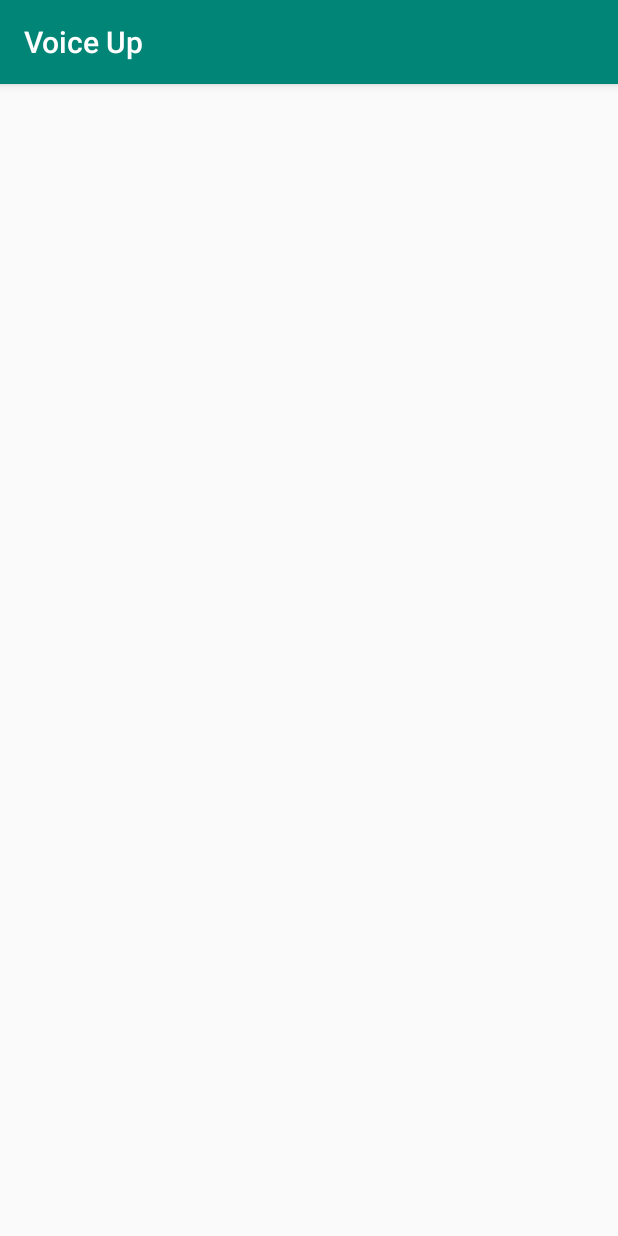
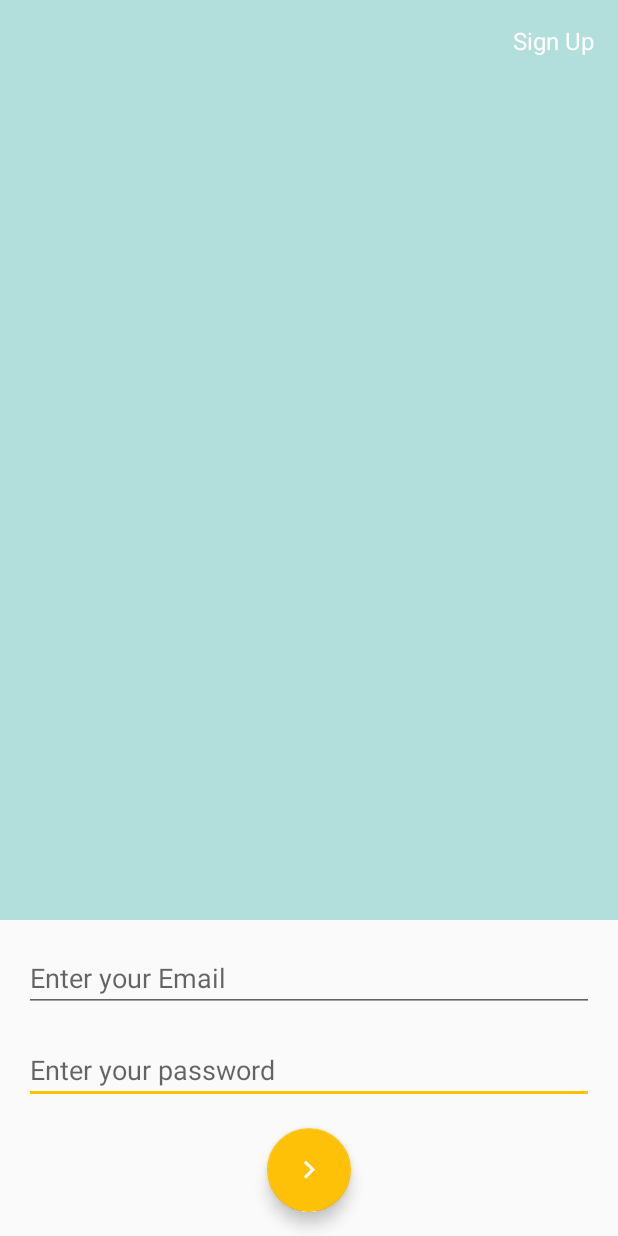
Before and after one commit to Devendra-Mehra/Voice-Up, an Android app: the screen it shows after launch (HomeActivity before the commit, SignInActivity after it), on a phone screen of 412 x 824 dp. Run offline under Robolectric (Android 15) with nearby library versions, the phone set to English and light mode, and no system bars; our stand-ins replace Dagger/Hilt's generated code, Room's generated code.

Commit message:
sign in view created

```diff
--- a/app/src/main/AndroidManifest.xml
+++ b/app/src/main/AndroidManifest.xml
@@ -10,15 +10,18 @@
         android:roundIcon="@mipmap/ic_launcher_round"
         android:supportsRtl="true"
         android:theme="@style/AppTheme">
-        <activity android:name=".home.HomeActivity">
+        <activity android:name=".registration.sign_up.SignUpActivity"></activity>
+        <activity
+            android:name=".registration.sign_in.SignInActivity"
+            android:theme="@style/AppThemeNoActionBar">
             <intent-filter>
                 <action android:name="android.intent.action.MAIN" />
 
                 <category android:name="android.intent.category.LAUNCHER" />
             </intent-filter>
         </activity>
+        <activity android:name=".home.HomeActivity"></activity>
         <activity android:name=".post.PostActivity" />
-
     </application>
 
 </manifest>
--- a/app/src/main/java/com/devendra/voiceup/app/di/ApplicationModule.java
+++ b/app/src/main/java/com/devendra/voiceup/app/di/ApplicationModule.java
@@ -8,6 +8,7 @@ import android.preference.PreferenceManager;
 import androidx.room.Room;
 
 import com.devendra.voiceup.database.AppDatabase;
+import com.devendra.voiceup.uitls.Preferences;
 
 import javax.inject.Singleton;
 
@@ -35,8 +36,15 @@ public class ApplicationModule {
 
     @Provides
     @Singleton
-    SharedPreferences getPreferences(Context context) {
+    SharedPreferences getSharedPreferences(Context context) {
         return PreferenceManager.getDefaultSharedPreferences(context);
     }
 
+
+    @Provides
+    @Singleton
+    Preferences getPreferences(SharedPreferences sharedPreferences) {
+        return new Preferences(sharedPreferences);
+    }
+
 }
--- a/app/src/main/java/com/devendra/voiceup/home/HomeActivity.java
+++ b/app/src/main/java/com/devendra/voiceup/home/HomeActivity.java
@@ -3,14 +3,28 @@ package com.devendra.voiceup.home;
 import androidx.appcompat.app.AppCompatActivity;
 
 import android.os.Bundle;
+import android.util.Log;
 
 import com.devendra.voiceup.R;
+import com.devendra.voiceup.uitls.Preferences;
+
+import javax.inject.Inject;
 
 public class HomeActivity extends AppCompatActivity {
+
+    @Inject
+    Preferences preferences;
 
     @Override
     protected void onCreate(Bundle savedInstanceState) {
         super.onCreate(savedInstanceState);
         setContentView(R.layout.activity_home);
+
+        preferences.loadPreferences();
+
+
+        Log.d("lOG10", "" + preferences.isLoggedIn());
+        preferences.setLoggedIn(true);
+        Log.d("lOG10", "" + preferences.isLoggedIn());
     }
 }
--- /dev/null
+++ b/app/src/main/java/com/devendra/voiceup/registration/sign_in/SignInActivity.java
@@ -0,0 +1,16 @@
+package com.devendra.voiceup.registration.sign_in;
+
+import androidx.appcompat.app.AppCompatActivity;
+
+import android.os.Bundle;
+
+import com.devendra.voiceup.R;
+
+public class SignInActivity extends AppCompatActivity {
+
+    @Override
+    protected void onCreate(Bundle savedInstanceState) {
+        super.onCreate(savedInstanceState);
+        setContentView(R.layout.activity_sign_in);
+    }
+}
--- /dev/null
+++ b/app/src/main/java/com/devendra/voiceup/registration/sign_up/SignUpActivity.java
@@ -0,0 +1,23 @@
+package com.devendra.voiceup.registration.sign_up;
+
+import androidx.appcompat.app.AppCompatActivity;
+
+import android.content.Context;
+import android.content.Intent;
+import android.os.Bundle;
+
+import com.devendra.voiceup.R;
+
+public class SignUpActivity extends AppCompatActivity {
+
+    @Override
+    protected void onCreate(Bundle savedInstanceState) {
+        super.onCreate(savedInstanceState);
+        setContentView(R.layout.activity_sign_up);
+    }
+
+
+    public static Intent requiredIntent(Context context) {
+        return new Intent(context, SignUpActivity.class);
+    }
+}
--- a/app/src/main/java/com/devendra/voiceup/uitls/Preferences.java
+++ b/app/src/main/java/com/devendra/voiceup/uitls/Preferences.java
@@ -1,6 +1,7 @@
 package com.devendra.voiceup.uitls;
 
 import android.content.SharedPreferences;
+import android.util.Log;
 
 import javax.inject.Inject;
 
@@ -8,13 +9,13 @@ import javax.inject.Inject;
 public class Preferences {
 
     private boolean loggedIn;
+
     private SharedPreferences preferences;
 
     @Inject
     public Preferences(SharedPreferences preferences) {
         this.preferences = preferences;
     }
-
 
     public boolean isLoggedIn() {
         return loggedIn;
@@ -32,6 +33,8 @@ public class Preferences {
 
 
     public void loadPreferences() {
+        Log.d("LOG10", "" + preferences);
+        Log.d("LOG10", "" + loggedIn);
         loggedIn = preferences.getBoolean(Constants.getLoggedIn(), false);
     }
 }
--- /dev/null
+++ b/app/src/main/res/layout/activity_sign_in.xml
@@ -0,0 +1,75 @@
+<?xml version="1.0" encoding="utf-8"?>
+<androidx.constraintlayout.widget.ConstraintLayout xmlns:android="http://schemas.android.com/apk/res/android"
+    xmlns:app="http://schemas.android.com/apk/res-auto"
+    xmlns:tools="http://schemas.android.com/tools"
+    android:layout_width="match_parent"
+    android:layout_height="match_parent"
+    tools:context=".registration.sign_in.SignInActivity">
+
+    <com.google.android.material.floatingactionbutton.FloatingActionButton
+        android:id="@+id/btn_login"
+        android:layout_width="wrap_content"
+        android:layout_height="wrap_content"
+        android:layout_marginBottom="16dp"
+        android:background="@color/colorAccent"
+        android:src="@drawable/ic_keyboard_arrow_right_white_24dp"
+        android:text="@string/login"
+        android:textColor="@android:color/white"
+        app:layout_constraintBottom_toBottomOf="parent"
+        app:layout_constraintEnd_toEndOf="parent"
+        app:layout_constraintStart_toStartOf="parent" />
+
+
+    <EditText
+        android:id="@+id/et_password"
+        android:layout_width="0dp"
+        android:layout_height="wrap_content"
+        android:layout_marginStart="16dp"
+        android:layout_marginEnd="16dp"
+        android:layout_marginBottom="16dp"
+        android:hint="@string/enter_your_password"
+        android:inputType="textPassword"
+        android:maxLines="1"
+        android:singleLine="true"
+        app:layout_constraintBottom_toTopOf="@+id/btn_login"
+        app:layout_constraintEnd_toEndOf="parent"
+        app:layout_constraintStart_toStartOf="parent" />
+
+    <EditText
+        android:id="@+id/et_email"
+        android:layout_width="0dp"
+        android:layout_height="wrap_content"
+        android:layout_marginStart="16dp"
+        android:layout_marginEnd="16dp"
+        android:layout_marginBottom="16dp"
+        android:hint="@string/enter_your_email"
+        android:inputType="textEmailAddress"
+        android:maxLines="1"
+        android:singleLine="true"
+        app:layout_constraintBottom_toTopOf="@+id/et_password"
+        app:layout_constraintEnd_toEndOf="parent"
+        app:layout_constraintStart_toStartOf="parent" />
+
+    <View
+        android:layout_width="match_parent"
+        android:layout_height="0dp"
+        android:layout_marginBottom="16dp"
+        android:background="@color/primary_light"
+        app:layout_constraintBottom_toTopOf="@+id/et_email"
+        app:layout_constraintEnd_toEndOf="parent"
+        app:layout_constraintStart_toStartOf="parent"
+        app:layout_constraintTop_toTopOf="parent" />
+
+
+    <TextView
+        android:id="@+id/tv_sign_up"
+        android:layout_width="wrap_content"
+        android:layout_height="wrap_content"
+        android:padding="16dp"
+        android:text="@string/sign_up"
+        android:textColor="@android:color/white"
+        android:textSize="16sp"
+        app:layout_constraintEnd_toEndOf="parent"
+        app:layout_constraintTop_toTopOf="parent" />
+
+</androidx.constraintlayout.widget.ConstraintLayout>
--- /dev/null
+++ b/app/src/main/res/layout/activity_sign_up.xml
@@ -0,0 +1,9 @@
+<?xml version="1.0" encoding="utf-8"?>
+<androidx.constraintlayout.widget.ConstraintLayout xmlns:android="http://schemas.android.com/apk/res/android"
+    xmlns:app="http://schemas.android.com/apk/res-auto"
+    xmlns:tools="http://schemas.android.com/tools"
+    android:layout_width="match_parent"
+    android:layout_height="match_parent"
+    tools:context=".registration.sign_up.SignUpActivity">
+
+</androidx.constraintlayout.widget.ConstraintLayout>
--- a/app/src/main/res/values/colors.xml
+++ b/app/src/main/res/values/colors.xml
@@ -1,6 +1,11 @@
 <?xml version="1.0" encoding="utf-8"?>
 <resources>
-    <color name="colorPrimary">#008577</color>
-    <color name="colorPrimaryDark">#00574B</color>
-    <color name="colorAccent">#D81B60</color>
+    <color name="colorPrimary">#009688</color>
+    <color name="colorPrimaryDark">#00796B</color>
+    <color name="primary_light">#B2DFDB</color>
+    <color name="colorAccent">#FFC107</color>
+    <color name="primary_text">#212121</color>
+    <color name="secondary_text">#757575</color>
+    <color name="icons">#FFFFFF</color>
+    <color name="divider">#BDBDBD</color>
 </resources>
--- a/app/src/main/res/values/strings.xml
+++ b/app/src/main/res/values/strings.xml
@@ -1,3 +1,7 @@
 <resources>
     <string name="app_name">Voice Up</string>
+    <string name="login">Login</string>
+    <string name="enter_your_password">Enter your password</string>
+    <string name="enter_your_email">Enter your Email</string>
+    <string name="sign_up">Sign Up</string>
 </resources>
--- a/app/src/main/res/values/styles.xml
+++ b/app/src/main/res/values/styles.xml
@@ -8,4 +8,10 @@
         <item name="colorAccent">@color/colorAccent</item>
     </style>
 
+    <style name="AppThemeNoActionBar" parent="Theme.AppCompat.Light.NoActionBar">
+        <!-- Customize your theme here. -->
+        <item name="colorPrimary">@color/colorPrimary</item>
+        <item name="colorPrimaryDark">@color/colorPrimaryDark</item>
+        <item name="colorAccent">@color/colorAccent</item>
+    </style>
 </resources>
```
Also changed, not shown: app/src/main/res/drawable-hdpi/ic_keyboard_arrow_right_white_24dp.png (added), app/src/main/res/drawable-mdpi/ic_keyboard_arrow_right_white_24dp.png (added), app/src/main/res/drawable-xhdpi/ic_keyboard_arrow_right_white_24dp.png (added), app/src/main/res/drawable-xxhdpi/ic_keyboard_arrow_right_white_24dp.png (added), app/src/main/res/drawable-xxxhdpi/ic_keyboard_arrow_right_white_24dp.png (added).
